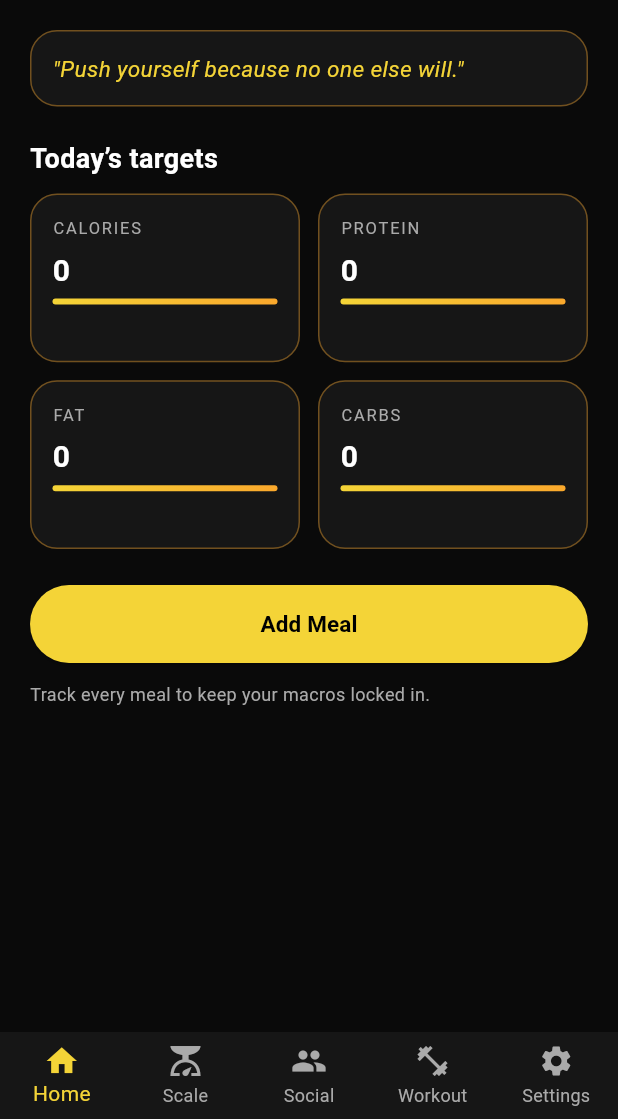
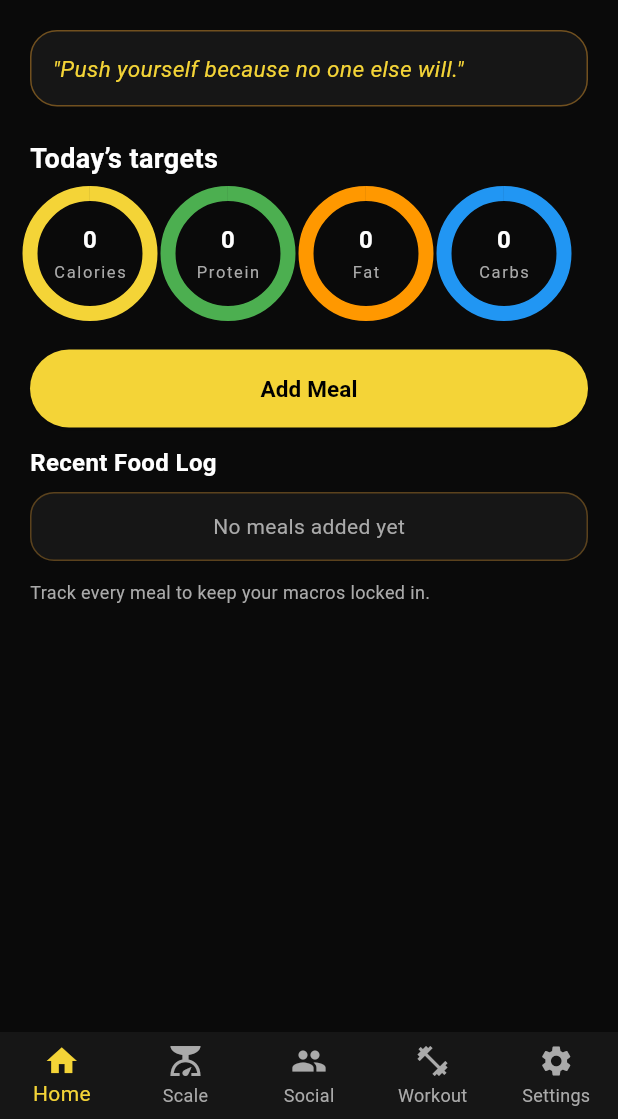
Before and after one commit to ArtemiiM67/FitModeProject, a Flutter app: the HomeScreen screen opened directly with empty values, on a phone screen of 412 x 824 dp, the part 117-1236 px from its top. Run offline on Flutter 3.47's test engine with Material 3 defaults, Android fonts, the phone set to English and light mode, and no system bars; our stand-ins replace google_fonts; accounts and stored records are empty.

Commit message:
worked on homepage/added food circles and food log

```diff
--- a/fitmode/lib/screens/home_screen.dart
+++ b/fitmode/lib/screens/home_screen.dart
@@ -13,7 +13,9 @@ class HomeScreen extends StatefulWidget {
 
 class _HomeScreenState extends State<HomeScreen> {
   late Map<String, double> remainingMacros;
+  late Map<String, double> totalMacros;
   String dailyQuote = "";
+  List<Map<String, dynamic>> recentMeals = [];
 
   final List<String> quotes = [
     "Push yourself because no one else will.",
@@ -28,12 +30,12 @@ class _HomeScreenState extends State<HomeScreen> {
   @override
   void initState() {
     super.initState();
-    remainingMacros = calculateDailyMacros(widget.user);
+    totalMacros = calculateDailyMacros(widget.user);
+    remainingMacros = Map<String, double>.from(totalMacros);
     dailyQuote = quotes[Random().nextInt(quotes.length)];
   }
 
   Map<String, double> calculateDailyMacros(User user) {
-  // Use weightLbs instead of old "weight" field
     double calories = user.weightLbs * 30;
     if (user.goal == "Bulk") calories += 500;
     if (user.goal == "Cut") calories -= 500;
@@ -49,7 +51,6 @@ class _HomeScreenState extends State<HomeScreen> {
       "Carbs": carbs,
     };
   }
-
 
   void _showAddMealDialog(BuildContext context) {
     final _formKey = GlobalKey<FormState>();
@@ -144,6 +145,16 @@ class _HomeScreenState extends State<HomeScreen> {
                     (remainingMacros["Fat"]! - fat).clamp(0, double.infinity);
                 remainingMacros["Carbs"] =
                     (remainingMacros["Carbs"]! - carbs).clamp(0, double.infinity);
+
+                // Add to recent meals
+                recentMeals.insert(0, {
+                  "name": mealName,
+                  "Calories": cals,
+                  "Protein": protein,
+                  "Fat": fat,
+                  "Carbs": carbs,
+                });
+                if (recentMeals.length > 5) recentMeals.removeLast();
               });
               Navigator.pop(context);
             },
@@ -157,50 +168,68 @@ class _HomeScreenState extends State<HomeScreen> {
   void _onNavTap(int index) {
     setState(() {
       _selectedIndex = index;
-      // TODO: hook up navigation later
     });
   }
 
-  Widget _buildMacroCard(String label, double value) {
+  Widget _buildMacroCircle(String label, double remaining, double total, Color color) {
+    double progress = remaining / total;
+    return Column(
+      mainAxisAlignment: MainAxisAlignment.center,
+      children: [
+        Stack(
+          alignment: Alignment.center,
+          children: [
+            SizedBox(
+              width: 80,
+              height: 80,
+              child: CircularProgressIndicator(
+                value: progress,
+                strokeWidth: 10,
+                backgroundColor: AppTheme.cardBg.withOpacity(0.3),
+                color: color,
+              ),
+            ),
+            Column(
+              mainAxisAlignment: MainAxisAlignment.center,
+              children: [
+                Text(
+                  remaining.round().toString(),
+                  style: const TextStyle(
+                      color: AppTheme.textPrimary, fontWeight: FontWeight.bold, fontSize: 16),
+                ),
+                const SizedBox(height: 2),
+                Text(
+                  label,
+                  style: const TextStyle(
+                      color: AppTheme.textSecondary, fontSize: 11, letterSpacing: 1.1),
+                ),
+              ],
+            ),
+          ],
+        ),
+      ],
+    );
+  }
+
+  Widget _buildRecentMealCard(Map<String, dynamic> meal) {
     return Container(
-      padding: const EdgeInsets.all(14),
+      margin: const EdgeInsets.symmetric(vertical: 4),
+      padding: const EdgeInsets.all(12),
       decoration: BoxDecoration(
         color: AppTheme.cardBg,
-        borderRadius: BorderRadius.circular(18),
-        border: Border.all(color: AppTheme.accentGoldDim.withOpacity(0.4)),
+        borderRadius: BorderRadius.circular(16),
+        border: Border.all(color: AppTheme.accentGoldDim.withOpacity(0.3)),
       ),
-      child: Column(
-        crossAxisAlignment: CrossAxisAlignment.start,
+      child: Row(
+        mainAxisAlignment: MainAxisAlignment.spaceBetween,
         children: [
           Text(
-            label.toUpperCase(),
-            style: const TextStyle(
-              color: AppTheme.textSecondary,
-              fontSize: 11,
-              letterSpacing: 1.2,
+            meal["name"],
+            style: const TextStyle(color: AppTheme.textPrimary, fontWeight: FontWeight.bold),
           ),
-          ),
-          const SizedBox(height: 6),
           Text(
-            value.round().toString(),
-            style: const TextStyle(
-              color: AppTheme.textPrimary,
-              fontSize: 20,
-              fontWeight: FontWeight.bold,
-            ),
-          ),
-          const SizedBox(height: 4),
-          Container(
-            height: 4,
-            decoration: BoxDecoration(
-              borderRadius: BorderRadius.circular(999),
-              gradient: LinearGradient(
-                colors: [
-                  AppTheme.accentGold,
-                  AppTheme.accentGoldDim,
-                ],
-              ),
-            ),
+            "${meal["Calories"].round()} cal",
+            style: const TextStyle(color: AppTheme.textSecondary),
           ),
         ],
       ),
@@ -298,22 +327,18 @@ class _HomeScreenState extends State<HomeScreen> {
                 const SizedBox(height: 10),
 
                 // Macro grid (2x2)
-                GridView(
-                  shrinkWrap: true,
-                  physics: const NeverScrollableScrollPhysics(),
-                  gridDelegate: const SliverGridDelegateWithFixedCrossAxisCount(
-                    crossAxisCount: 2,
-                    crossAxisSpacing: 12,
-                    mainAxisSpacing: 12,
-                    childAspectRatio: 1.6,
-                  ),
+                Wrap(
+                  spacing: 12, // horizontal spacing
+                  runSpacing: 12, // vertical spacing
+                  alignment: WrapAlignment.center,
                   children: [
-                    _buildMacroCard("Calories", remainingMacros["Calories"]!),
-                    _buildMacroCard("Protein", remainingMacros["Protein"]!),
-                    _buildMacroCard("Fat", remainingMacros["Fat"]!),
-                    _buildMacroCard("Carbs", remainingMacros["Carbs"]!),
+                    _buildMacroCircle("Calories", remainingMacros["Calories"]!, totalMacros["Calories"]!, AppTheme.accentGold),
+                    _buildMacroCircle("Protein", remainingMacros["Protein"]!, totalMacros["Protein"]!, Colors.green),
+                    _buildMacroCircle("Fat", remainingMacros["Fat"]!, totalMacros["Fat"]!, Colors.orange),
+                    _buildMacroCircle("Carbs", remainingMacros["Carbs"]!, totalMacros["Carbs"]!, Colors.blue),
                   ],
                 ),
+
 
                 const SizedBox(height: 24),
 
@@ -338,6 +363,38 @@ class _HomeScreenState extends State<HomeScreen> {
                       ),
                     ),
                   ),
+                ),
+
+                const SizedBox(height: 12),
+
+                // Recent Food Log
+                const Text(
+                  "Recent Food Log",
+                  style: TextStyle(
+                    color: AppTheme.textPrimary,
+                    fontSize: 16,
+                    fontWeight: FontWeight.w600,
+                  ),
+                ),
+                const SizedBox(height: 8),
+                if (recentMeals.isEmpty)
+                  Container(
+                    padding: const EdgeInsets.all(12),
+                    decoration: BoxDecoration(
+                      color: AppTheme.cardBg,
+                      borderRadius: BorderRadius.circular(16),
+                      border: Border.all(color: AppTheme.accentGoldDim.withOpacity(0.3)),
+                    ),
+                    child: const Center(
+                      child: Text(
+                        "No meals added yet",
+                        style: TextStyle(color: AppTheme.textSecondary),
+                      ),
+                    ),
+                  )
+                else
+                  Column(
+                    children: recentMeals.map((meal) => _buildRecentMealCard(meal)).toList(),
                   ),
 
                 const SizedBox(height: 12),
```
Lines whose indentation alone changed are shown as unchanged.
